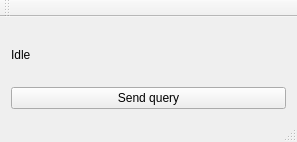
Old version of the form mainwindow.ui in the repository troyane/lambdaConcurrent.
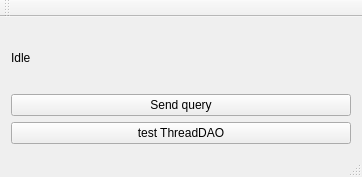
New version of the form.

Commit message: Added ThreadDAO for applying lambda functions in other thread, added QProgressIndicator (https://github.com/mojocorp/QProgressIndicator).

```diff
--- a/mainwindow.ui
+++ b/mainwindow.ui
@@ -6,8 +6,8 @@
    <rect>
     <x>0</x>
     <y>0</y>
-    <width>297</width>
-    <height>142</height>
+    <width>362</width>
+    <height>177</height>
    </rect>
   </property>
   <property name="windowTitle">
@@ -29,6 +29,13 @@
       </property>
      </widget>
     </item>
+    <item>
+     <widget class="QPushButton" name="pushButton">
+      <property name="text">
+       <string>test ThreadDAO</string>
+      </property>
+     </widget>
+    </item>
    </layout>
   </widget>
   <widget class="QMenuBar" name="menuBar">
```
Left out of the diff: 4 changed lines with no effect on the pictures. The commit also changes 9 other files.
